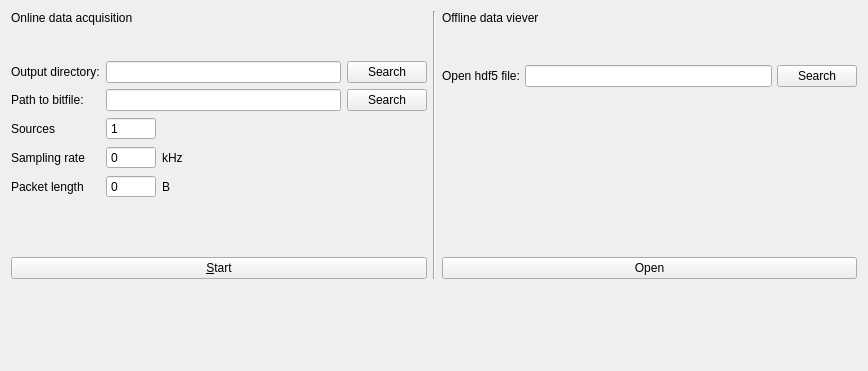
This is python/src/gui/menu.ui in wizzdev-pl/fpga_data_transfer_demo as Qt 5 draws it before an edit. The edited form follows.
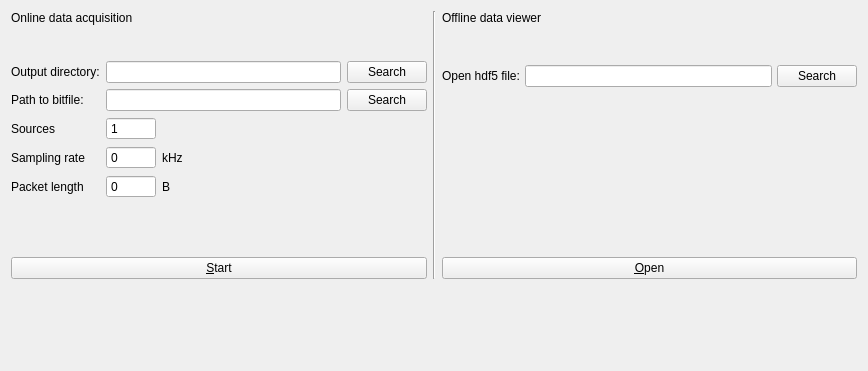
This is the edited form.

```diff
--- a/python/src/gui/menu.ui
+++ b/python/src/gui/menu.ui
@@ -41,7 +41,7 @@
      <item row="0" column="0" colspan="3">
       <widget class="QLabel" name="label_10">
        <property name="text">
-        <string>Offline data viever</string>
+        <string>Offline data viewer</string>
        </property>
       </widget>
      </item>
@@ -71,7 +71,7 @@
      <item row="6" column="0" colspan="3">
       <widget class="QPushButton" name="pushButton_open_hdf5">
        <property name="text">
-        <string>Open</string>
+        <string>&amp;Open</string>
        </property>
       </widget>
      </item>
```
